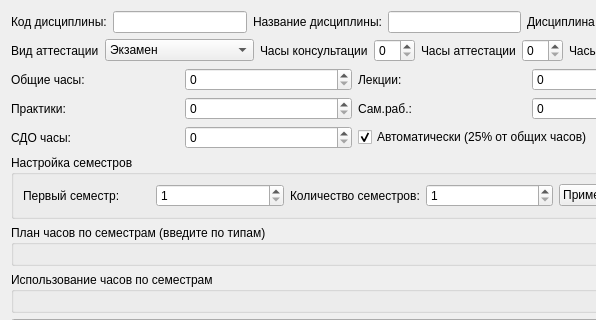
Before: the Qt Designer form ui/layout/discipline_form.ui in korneevDev/document_generator, drawn with Qt 5; both pictures show x 0 to 596 and y 0 to 320 of the 710 by 476 pixel window.
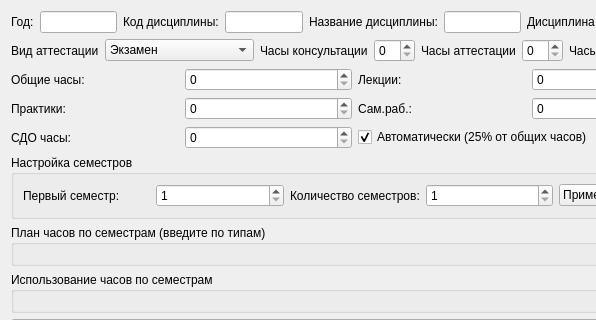
After: the same form once the commit is applied.

```diff
--- a/ui/layout/discipline_form.ui
+++ b/ui/layout/discipline_form.ui
@@ -13,6 +13,16 @@
         <layout class="QVBoxLayout" name="mainLayout">
             <item>
                 <layout class="QHBoxLayout" name="infoLayout">
+                    <item>
+                        <widget class="QLabel" name="yearLabel">
+                            <property name="text">
+                                <string>Год:</string>
+                            </property>
+                        </widget>
+                    </item>
+                    <item>
+                        <widget class="QLineEdit" name="year_edit"/>
+                    </item>
                     <item>
                         <widget class="QLabel" name="codeLabelDiscipline">
                             <property name="text">
```
